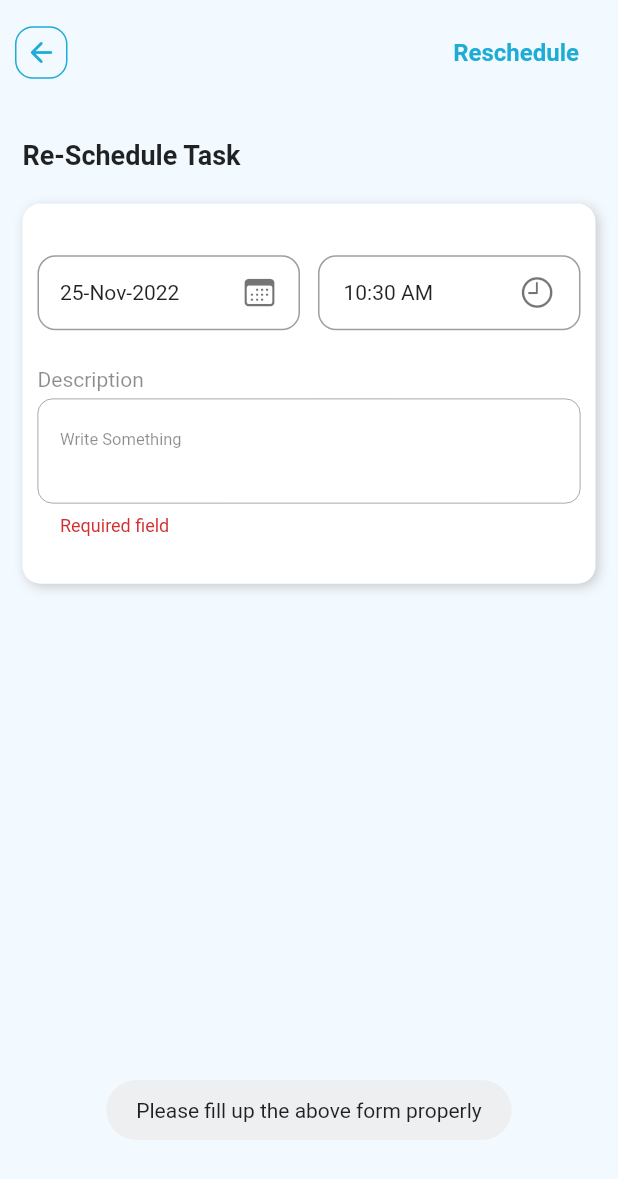
After one commit to anjanamurugan41/salesmanagerappfrontend, a Flutter app: the RescheduleTask screen opened directly, after a tap on "Reschedule", on a phone screen of 412 x 824 dp. The commit adds this screen. Shown: the top 1179 px of the screen. Run offline on Flutter 3.47's test engine with Material 2 defaults, Android fonts, the phone set to English and light mode, and no system bars; our stand-ins replace cached_network_image, dio, flutter_calendar_carousel, fluttertoast, get, get_it and 3 more; missing offline and left inert: mime_type; accounts and stored records are empty.

Commit message:
reschedule completed

```diff
--- /dev/null
+++ b/lib/Screens/home/rescheduletaskScreen.dart
@@ -0,0 +1,363 @@
+import 'dart:convert';
+
+import 'package:cached_network_image/cached_network_image.dart';
+import 'package:flutter/cupertino.dart';
+import 'package:flutter/material.dart';
+import 'package:fluttertoast/fluttertoast.dart';
+import 'package:get/get.dart';
+import 'package:intl/intl.dart';
+import 'package:sales_manager_app/Blocs/TaskOperationsBloc.dart';
+import 'package:sales_manager_app/Constants/CommonMethods.dart';
+import 'package:sales_manager_app/Constants/CommonWidgets.dart';
+import 'package:sales_manager_app/Constants/CustomColorCodes.dart';
+import 'package:sales_manager_app/Constants/EnumValues.dart';
+import 'package:sales_manager_app/Constants/StringConstants.dart';
+import 'package:sales_manager_app/CustomLibraries/CustomLoader/RoundedLoader.dart';
+import 'package:sales_manager_app/Elements/CommonAppBar.dart';
+import 'package:sales_manager_app/Elements/CommonTextFormField.dart';
+import 'package:sales_manager_app/Models/AllSalesPersonResponse.dart';
+import 'package:sales_manager_app/Models/CommonSuccessResponse.dart';
+import 'package:sales_manager_app/Models/TaskDetailResponse.dart';
+import 'package:sales_manager_app/Screens/SelectDateTimeScreen.dart';
+import 'package:sales_manager_app/Screens/drawer/sales_person_list_screen.dart';
+import 'package:sales_manager_app/Utilities/date_helper.dart';
+import 'package:sales_manager_app/widgets/app_button.dart';
+
+
+class RescheduleTask extends StatefulWidget {
+  TaskDetails taskDetails;
+int taskid;
+  RescheduleTask({Key key, this.taskDetails,this.taskid}) : super(key: key);
+
+  @override
+  _RescheduleTaskState createState() => _RescheduleTaskState();
+}
+
+class _RescheduleTaskState extends State<RescheduleTask> {
+  String _title;
+  String _clientName;
+  String _address;
+  String _description;
+
+  TextEditingController _titleController = new TextEditingController();
+  TextEditingController _clientNameController = new TextEditingController();
+  TextEditingController _addressController = new TextEditingController();
+  TextEditingController _descriptionController = new TextEditingController();
+
+  DateTime _dateTime = DateTime.now();
+  DateTime _timeInfo = DateTime.now();
+  DateTime _currentTime = DateTime.now();
+  final GlobalKey<FormState> _formKey = GlobalKey<FormState>();
+  SalesPersonInfo salesPersonReceived;
+  TaskOperationsBloc _taskOperationsBloc;
+
+  @override
+  void initState() {
+    super.initState();
+    initValues();
+    _taskOperationsBloc = TaskOperationsBloc();
+  }
+
+  void initValues() {
+    if (widget.taskDetails != null) {
+      _titleController.text = widget.taskDetails.title;
+      _title = widget.taskDetails.title;
+
+      _clientNameController.text = widget.taskDetails.clientname;
+      _clientName = widget.taskDetails.clientname;
+
+      _addressController.text = widget.taskDetails.address;
+      _address = widget.taskDetails.address;
+
+      _descriptionController.text = widget.taskDetails.description;
+      _description = widget.taskDetails.description;
+
+      try {
+        _dateTime = DateFormat('yyyy-MM-dd hh:mm a')
+            .parse('${widget.taskDetails.date} ${widget.taskDetails.time}');
+        _timeInfo = DateFormat('yyyy-MM-dd hh:mm a')
+            .parse('${widget.taskDetails.date} ${widget.taskDetails.time}');
+        print("***");
+        print(_dateTime);
+        print("***");
+      } catch (e) {}
+    } else {
+      _dateTime = DateTime.now();
+      _timeInfo = DateTime.now();
+    }
+  }
+
+  void _backPressFunction() {
+    print("clicked");
+    Get.back();
+  }
+
+  @override
+  Widget build(BuildContext context) {
+    var _blankFocusNode = new FocusNode();
+    return SafeArea(
+      child: Scaffold(
+          appBar: PreferredSize(
+            preferredSize: Size.fromHeight(70.0), // here the desired height
+            child: Row(
+              children: [
+                Expanded(
+                  child: CommonAppBar(
+                    text: "",
+                    buttonHandler: _backPressFunction,
+                  ),
+                  flex: 1,
+                ),
+                AppButton.text(
+                  text: 'Reschedule',
+                  onTap: () {
+                    validateSave();
+                  },
+                ),
+                SizedBox(
+                  width: 10,
+                )
+              ],
+            ),
+          ),
+          body: GestureDetector(
+            behavior: HitTestBehavior.opaque,
+            onTap: () {
+              FocusScope.of(context).requestFocus(_blankFocusNode);
+            },
+            child: Container(
+              width: double.infinity,
+              height: double.infinity,
+              child: SingleChildScrollView(
+                  padding: EdgeInsets.fromLTRB(10, 15, 10, 15),
+                  child: Form(
+                    key: _formKey,
+                    autovalidateMode: AutovalidateMode.onUserInteraction,
+                    child: Column(
+                      mainAxisAlignment: MainAxisAlignment.start,
+                      crossAxisAlignment: CrossAxisAlignment.center,
+                      children: [
+                        SizedBox(
+                            height: MediaQuery.of(context).size.height * .01),
+                        Container(
+                          padding: EdgeInsets.fromLTRB(5, 0, 0, 0),
+                          alignment: FractionalOffset.centerLeft,
+                          child: Text(
+                            'Re-Schedule Task',
+                            style: TextStyle(
+                                fontSize: 18, fontWeight: FontWeight.bold),
+                          ),
+                        ),
+                        SizedBox(
+                            height: MediaQuery.of(context).size.height * .02),
+                        _buildInputSection(),
+                        SizedBox(
+                            height: MediaQuery.of(context).size.height * .02),
+                      ],
+                    ),
+                  )),
+            ),
+          )),
+    );
+  }
+
+  _buildInputSection() {
+    return Container(
+      margin: EdgeInsets.fromLTRB(5, 5, 5, 5),
+      decoration: BoxDecoration(
+        color: Colors.white,
+        borderRadius: const BorderRadius.all(Radius.circular(12)),
+        boxShadow: [
+          BoxShadow(
+            color: Colors.grey.withOpacity(.5),
+            blurRadius: 6,
+            offset: const Offset(2, 2),
+          )
+        ],
+      ),
+      child: Padding(
+        padding: const EdgeInsets.all(10),
+        child: Column(
+          crossAxisAlignment: CrossAxisAlignment.stretch,
+          children: [
+            SizedBox(height: MediaQuery.of(context).size.height * .01),
+
+
+            SizedBox(height: MediaQuery.of(context).size.height * .01),
+            _buildDateTime(),
+            SizedBox(height: MediaQuery.of(context).size.height * .01),
+
+            SizedBox(height: MediaQuery.of(context).size.height * .01),
+            Text(
+              'Description',
+              style:
+              TextStyle(fontWeight: FontWeight.w400, color: Colors.black45),
+            ),
+            Padding(
+              child: CommonTextFormField(
+                  hintText: "Write Something",
+                  controller: _descriptionController,
+                  maxLinesReceived: 7,
+                  minLinesReceived: 2,
+                  maxLengthReceived: 700,
+                  isEmail: false,
+                  textColorReceived: Colors.black,
+                  fillColorReceived: Colors.transparent,
+                  hintColorReceived: Colors.black45,
+                  borderColorReceived: Colors.black45,
+                  onChanged: (val) => _description = val,
+                  validator: CommonMethods().requiredValidator),
+              padding: EdgeInsets.fromLTRB(0, 5, 0, 5),
+            ),
+            SizedBox(height: MediaQuery.of(context).size.height * .02),
+          ],
+        ),
+      ),
+    );
+  }
+
+  void showDateTimeScreen(var selectionType) async {
+    Map<String, dynamic> data = await Get.to(
+            () => SelectDateTimeScreen(
+            hidePreviousDates: false,
+            initDate: _currentTime,
+            isFromUpdateTask: true,
+            currentlySelectedDate: _dateTime,
+            selectionType: selectionType),
+        opaque: false,
+        fullscreenDialog: true);
+
+    if (data != null && mounted) {
+      if (data.containsKey("isDateTimeSelected")) {
+        if (data["isDateTimeSelected"]) {
+          if (data.containsKey("dateSelected")) {
+            _dateTime = data['dateSelected'];
+            if (!_dateTime.isAfter(DateTime.now())) {
+              _timeInfo = DateTime.now();
+            }
+          }
+
+          if (data.containsKey("timeSelected")) {
+            DateTime temp = data['timeSelected'];
+            _timeInfo = DateTime(_dateTime.year, _dateTime.month, _dateTime.day,
+                temp.hour, temp.minute);
+          }
+
+          setState(() {});
+        }
+      }
+    }
+  }
+
+  _buildDateTime() {
+    return Row(
+      mainAxisAlignment: MainAxisAlignment.spaceEvenly,
+      children: [
+        Expanded(
+          child: GestureDetector(
+            onTap: () async {
+              FocusScope.of(context).unfocus();
+              showDateTimeScreen(DateSelectionType.SelectDate);
+            },
+            child: Container(
+                margin: EdgeInsets.symmetric(vertical: 8),
+                padding: EdgeInsets.symmetric(vertical: 12, horizontal: 14),
+                decoration: BoxDecoration(
+                  borderRadius: const BorderRadius.all(Radius.circular(12)),
+                  border: Border.all(color: Colors.grey),
+                ),
+                child: Row(
+                  mainAxisAlignment: MainAxisAlignment.spaceBetween,
+                  children: [
+                    Text(
+                        '${DateHelper.formatDateTime(_dateTime, 'dd-MMM-yyyy')}'),
+                    SizedBox(width: 3),
+                    Icon(
+                      CupertinoIcons.calendar,
+                      color: Colors.black54,
+                    ),
+                  ],
+                )),
+          ),
+        ),
+        SizedBox(width: 12),
+        Expanded(
+          child: GestureDetector(
+            onTap: () async {
+              FocusScope.of(context).unfocus();
+              showDateTimeScreen(DateSelectionType.SelectTime);
+            },
+            child: Container(
+                margin: EdgeInsets.symmetric(vertical: 8),
+                padding: EdgeInsets.symmetric(vertical: 12, horizontal: 16),
+                decoration: BoxDecoration(
+                  borderRadius: const BorderRadius.all(Radius.circular(12)),
+                  border: Border.all(color: Colors.grey),
+                ),
+                child: Row(
+                  mainAxisAlignment: MainAxisAlignment.spaceBetween,
+                  children: [
+                    Text('${DateHelper.formatDateTime(_timeInfo, 'hh:mm a')}'),
+                    SizedBox(width: 4),
+                    Icon(
+                      CupertinoIcons.time,
+                      color: Colors.black54,
+                    ),
+                  ],
+                )),
+          ),
+        ),
+      ],
+    );
+  }
+
+  getImage() {
+    String img = "";
+    if (salesPersonReceived != null) {
+      if (salesPersonReceived.image != null) {
+        if (salesPersonReceived.image != "") {
+          img = salesPersonReceived.image;
+        }
+      }
+    }
+    return img;
+  }
+
+  validateSave() {
+    if (_formKey.currentState.validate()) {
+      _rescheduleTaskFunction();
+    } else {
+      Fluttertoast.showToast(msg: StringConstants.formValidationMsg);
+      return;
+    }
+  }
+
+  void _rescheduleTaskFunction() {
+    var resBody = {};
+
+    resBody["description"] = _description.trim();
+    resBody["date_shedule"] = "${DateHelper.formatDateTime(_dateTime, 'dd-MM-yyyy')}";
+    resBody["time"] = "${DateHelper.formatDateTime(_timeInfo, 'hh:mm a')}";
+    resBody["task"] = widget.taskid;
+    CommonWidgets().showNetworkProcessingDialog();
+    _taskOperationsBloc
+        .rescheduleTask(json.encode(resBody))
+        .then((value) {
+      Get.back();
+      CommonSuccessResponse response = value;
+      print("response->$response");
+      if (response.success) {
+        Fluttertoast.showToast(
+            msg: response.message ?? "Task Updated successfully");
+        Map<String, dynamic> data = Map();
+        data.assign('taskUpdated', true);
+        Get.back(result: data);
+      } else {
+        Fluttertoast.showToast(msg: response.message);
+      }
+    }).catchError((err) {
+      Get.back();
+      CommonWidgets().showNetworkErrorDialog(err.toString());
+    });
+  }
+}
--- a/lib/Screens/update_task_status_screen.dart
+++ b/lib/Screens/update_task_status_screen.dart
@@ -99,7 +99,7 @@ class _UpdateTaskStatusScreenState extends State<UpdateTaskStatusScreen> {
                         icon: Icon(Icons.keyboard_arrow_down_rounded),
                         hint: Text('- select -'),
                         value: _status,
-                        items: <String>['Completed', 'Pending', 'Rejected', "rescheduled"]
+                        items: <String>['Completed', 'Pending', 'Rejected',"rescheduled"]
                             .map((String value) {
                           return DropdownMenuItem<String>(
                             value: value,
--- a/lib/ServiceManager/RemoteConfig.dart
+++ b/lib/ServiceManager/RemoteConfig.dart
@@ -20,6 +20,7 @@ class RemoteConfig {
   static const getTaskDetail = "onetask";
   static const createNewTask = "CreateTask";
   static const updateTask = "update";
+  static const resheduleTask = "reschedule/task";
   static const updateTaskStatus = "shedule";
   static const changeSalesPerson = "reassign";
   static const deleteTask = "delete";
```
Also changed, not shown: lib/Blocs/TaskOperationsBloc.dart (+8 -0 lines), lib/Repositories/TaskRepository.dart (+7 -0 lines), lib/Screens/task_details_screen.dart (+51 -9 lines).
